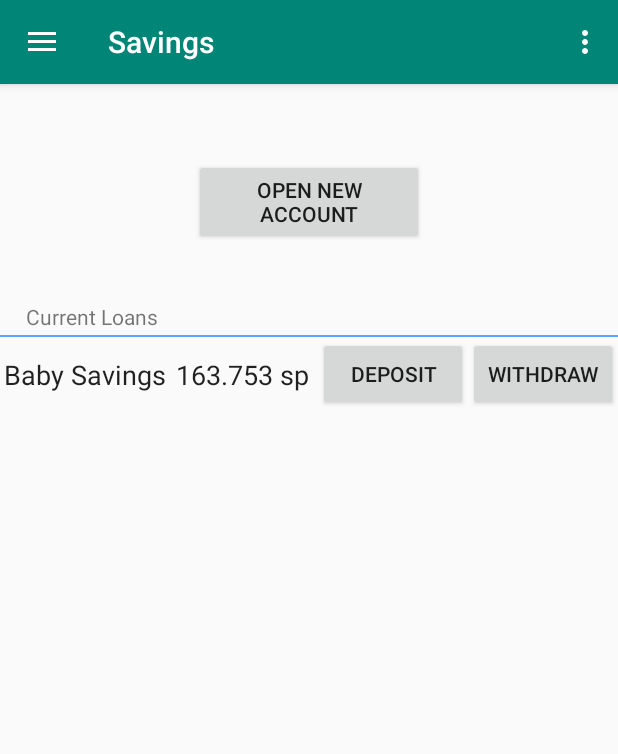
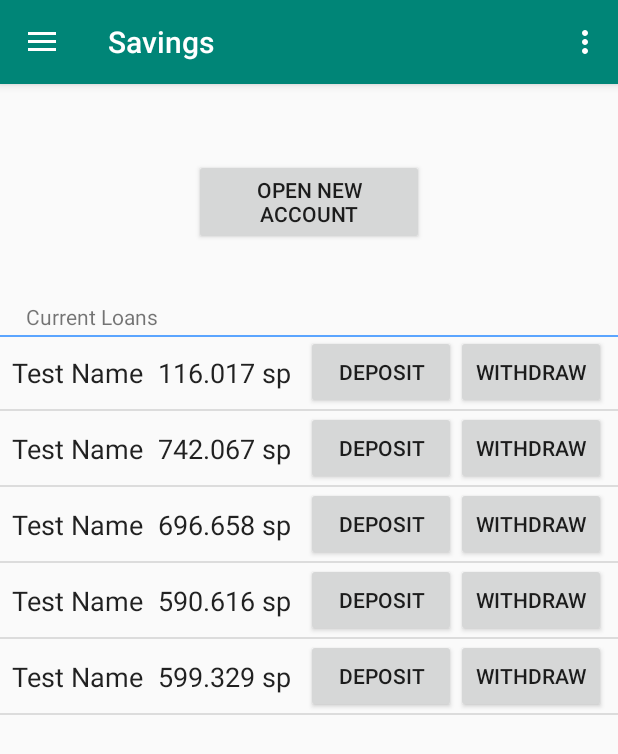
Before and after one commit to Miravalier/Spaghetti, an Android app: the screen it shows after launch (MainActivity), in the side drawer, after a tap on "Savings", on a phone screen of 412 x 824 dp. Shown: the top 754 px of the screen. Run offline under Robolectric (Android 15) with nearby library versions, the phone set to English and light mode, and no system bars; our stand-ins replace navigation-ui.

Commit message:
Added dynamic savings accounts

```diff
--- a/app/src/main/java/com/spaghoot/spaghetti/ui/saving/SavingFragment.kt
+++ b/app/src/main/java/com/spaghoot/spaghetti/ui/saving/SavingFragment.kt
@@ -4,24 +4,22 @@ import android.os.Bundle
 import android.view.LayoutInflater
 import android.view.View
 import android.view.ViewGroup
-import android.widget.TextView
+import android.widget.ListView
 import androidx.fragment.app.Fragment
-import androidx.lifecycle.Observer
-import androidx.lifecycle.ViewModelProviders
 import com.spaghoot.spaghetti.R
 
 class SavingFragment : Fragment() {
-
-    private lateinit var savingViewModel: SavingViewModel
-
     override fun onCreateView(
         inflater: LayoutInflater,
         container: ViewGroup?,
         savedInstanceState: Bundle?
     ): View? {
-        savingViewModel =
-            ViewModelProviders.of(this).get(SavingViewModel::class.java)
         val root = inflater.inflate(R.layout.fragment_saving, container, false)
+
+        // Populate account information
+        val savingsList: ListView = root.findViewById(R.id.savings_list)
+        val adapter = SavingsListAdapter(this.requireContext())
+        savingsList.adapter = adapter
 
         return root
     }
--- a/app/src/main/java/com/spaghoot/spaghetti/ui/saving/SavingViewModel.kt
+++ /dev/null
@@ -1,13 +0,0 @@
-package com.spaghoot.spaghetti.ui.saving
-
-import androidx.lifecycle.LiveData
-import androidx.lifecycle.MutableLiveData
-import androidx.lifecycle.ViewModel
-
-class SavingViewModel : ViewModel() {
-
-    private val _text = MutableLiveData<String>().apply {
-        value = "This is share Fragment"
-    }
-    val text: LiveData<String> = _text
-}
--- /dev/null
+++ b/app/src/main/java/com/spaghoot/spaghetti/ui/saving/SavingsListAdapter.kt
@@ -0,0 +1,36 @@
+package com.spaghoot.spaghetti.ui.saving
+
+import android.content.Context
+import android.view.LayoutInflater
+import android.view.View
+import android.view.ViewGroup
+import android.widget.BaseAdapter
+import android.widget.TextView
+import com.spaghoot.spaghetti.R
+import kotlin.random.Random
+
+class SavingsListAdapter(ctx: Context) : BaseAdapter() {
+    private val inflater: LayoutInflater
+            = ctx.getSystemService(Context.LAYOUT_INFLATER_SERVICE) as LayoutInflater
+
+    override fun getCount(): Int {
+        return 5
+    }
+
+    override fun getItem(position: Int): Any {
+        return position
+    }
+
+    override fun getItemId(position: Int): Long {
+        return position.toLong()
+    }
+
+    override fun getView(position: Int, convertView: View?, parent: ViewGroup?): View {
+        val rowView = inflater.inflate(R.layout.activity_savings_list, parent, false)
+        val loanNameView: TextView = rowView.findViewById(R.id.loan_name)
+        loanNameView.text = String.format("Test Name")
+        val amountOwedView: TextView = rowView.findViewById(R.id.amount_owed)
+        amountOwedView.text = String.format("%.3f sp", Random.nextDouble(1000.0))
+        return rowView
+    }
+}
--- /dev/null
+++ b/app/src/main/res/layout/activity_savings_list.xml
@@ -0,0 +1,56 @@
+<?xml version="1.0" encoding="utf-8"?>
+<androidx.constraintlayout.widget.ConstraintLayout xmlns:android="http://schemas.android.com/apk/res/android"
+    xmlns:app="http://schemas.android.com/apk/res-auto"
+    xmlns:tools="http://schemas.android.com/tools"
+    android:id="@+id/activity_savings_layout"
+    android:layout_width="match_parent"
+    android:layout_height="wrap_content"
+    android:orientation="vertical">
+
+    <TextView
+        android:id="@+id/loan_name"
+        android:layout_width="wrap_content"
+        android:layout_height="wrap_content"
+        android:layout_marginStart="8dp"
+        android:layout_marginLeft="8dp"
+        android:text="Baby Savings"
+        android:textAppearance="@style/TextAppearance.AppCompat.Large"
+        android:textSize="18sp"
+        app:layout_constraintBottom_toBottomOf="parent"
+        app:layout_constraintStart_toStartOf="parent"
+        app:layout_constraintTop_toTopOf="parent" />
+
+    <TextView
+        android:id="@+id/amount_owed"
+        android:layout_width="wrap_content"
+        android:layout_height="wrap_content"
+        android:text="163.753 sp"
+        android:textAppearance="@style/TextAppearance.AppCompat.Large"
+        android:textSize="18sp"
+        app:layout_constraintBottom_toBottomOf="parent"
+        app:layout_constraintEnd_toStartOf="@+id/deposit_button"
+        app:layout_constraintStart_toEndOf="@+id/loan_name"
+        app:layout_constraintTop_toTopOf="parent" />
+
+    <Button
+        android:id="@+id/withdraw_button"
+        android:layout_width="100dp"
+        android:layout_height="49dp"
+        android:layout_marginEnd="8dp"
+        android:layout_marginRight="8dp"
+        android:text="withdraw"
+        android:textSize="14sp"
+        app:layout_constraintBottom_toBottomOf="parent"
+        app:layout_constraintEnd_toEndOf="parent"
+        app:layout_constraintTop_toTopOf="parent" />
+
+    <Button
+        android:id="@+id/deposit_button"
+        android:layout_width="100dp"
+        android:layout_height="49dp"
+        android:text="deposit"
+        app:layout_constraintBottom_toBottomOf="parent"
+        app:layout_constraintEnd_toStartOf="@+id/withdraw_button"
+        app:layout_constraintTop_toTopOf="parent" />
+
+</androidx.constraintlayout.widget.ConstraintLayout>
--- a/app/src/main/res/layout/fragment_saving.xml
+++ b/app/src/main/res/layout/fragment_saving.xml
@@ -11,7 +11,7 @@
         android:layout_height="57dp"
         android:layout_marginTop="50dp"
         android:gravity="center|center_vertical"
-        android:text="Open New Account"
+        android:text="@string/open_new_account"
         app:layout_constraintEnd_toEndOf="parent"
         app:layout_constraintStart_toStartOf="parent"
         app:layout_constraintTop_toTopOf="parent" />
@@ -38,60 +38,14 @@
         app:layout_constraintBottom_toTopOf="@+id/divider"
         app:layout_constraintStart_toStartOf="parent" />
 
-    <ScrollView
-        android:id="@+id/scrollView2"
-        android:layout_width="409dp"
-        android:layout_height="558dp"
+    <ListView
+        android:id="@+id/savings_list"
+        android:layout_width="0dp"
+        android:layout_height="0dp"
+        app:layout_constraintBottom_toBottomOf="parent"
         app:layout_constraintEnd_toEndOf="parent"
         app:layout_constraintHorizontal_bias="1.0"
         app:layout_constraintStart_toStartOf="parent"
-        app:layout_constraintTop_toBottomOf="@+id/divider">
-
-        <androidx.constraintlayout.widget.ConstraintLayout
-            android:layout_width="match_parent"
-            android:layout_height="wrap_content">
-
-            <TextView
-                android:id="@+id/loan_name"
-                android:layout_width="wrap_content"
-                android:layout_height="wrap_content"
-                android:text="Baby Savings"
-                android:textAppearance="@style/TextAppearance.AppCompat.Large"
-                android:textSize="18sp"
-                app:layout_constraintBottom_toBottomOf="parent"
-                app:layout_constraintStart_toStartOf="parent"
-                app:layout_constraintTop_toTopOf="parent" />
-
-            <TextView
-                android:id="@+id/amount_owed"
-                android:layout_width="wrap_content"
-                android:layout_height="wrap_content"
-                android:text="163.753 sp"
-                android:textAppearance="@style/TextAppearance.AppCompat.Large"
-                android:textSize="18sp"
-                app:layout_constraintBottom_toBottomOf="parent"
-                app:layout_constraintEnd_toStartOf="@+id/button4"
-                app:layout_constraintStart_toEndOf="@+id/loan_name"
-                app:layout_constraintTop_toTopOf="parent" />
-
-            <Button
-                android:id="@+id/button3"
-                android:layout_width="100dp"
-                android:layout_height="49dp"
-                android:text="withdraw"
-                android:textSize="14sp"
-                app:layout_constraintEnd_toEndOf="parent"
-                app:layout_constraintTop_toTopOf="parent" />
-
-            <Button
-                android:id="@+id/button4"
-                android:layout_width="100dp"
-                android:layout_height="49dp"
-                android:text="deposit"
-                app:layout_constraintEnd_toStartOf="@+id/button3"
-                app:layout_constraintTop_toTopOf="parent" />
-
-        </androidx.constraintlayout.widget.ConstraintLayout>
-    </ScrollView>
+        app:layout_constraintTop_toTopOf="@+id/divider" />
 
 </androidx.constraintlayout.widget.ConstraintLayout>
--- a/app/src/main/res/values/strings.xml
+++ b/app/src/main/res/values/strings.xml
@@ -20,4 +20,5 @@
     <string name="spaghetti">spaghetti</string>
     <string name="current_loans">Current Loans</string>
     <string name="open_new_loan">Open New Loan</string>
+    <string name="open_new_account">Open New Account</string>
 </resources>
```
